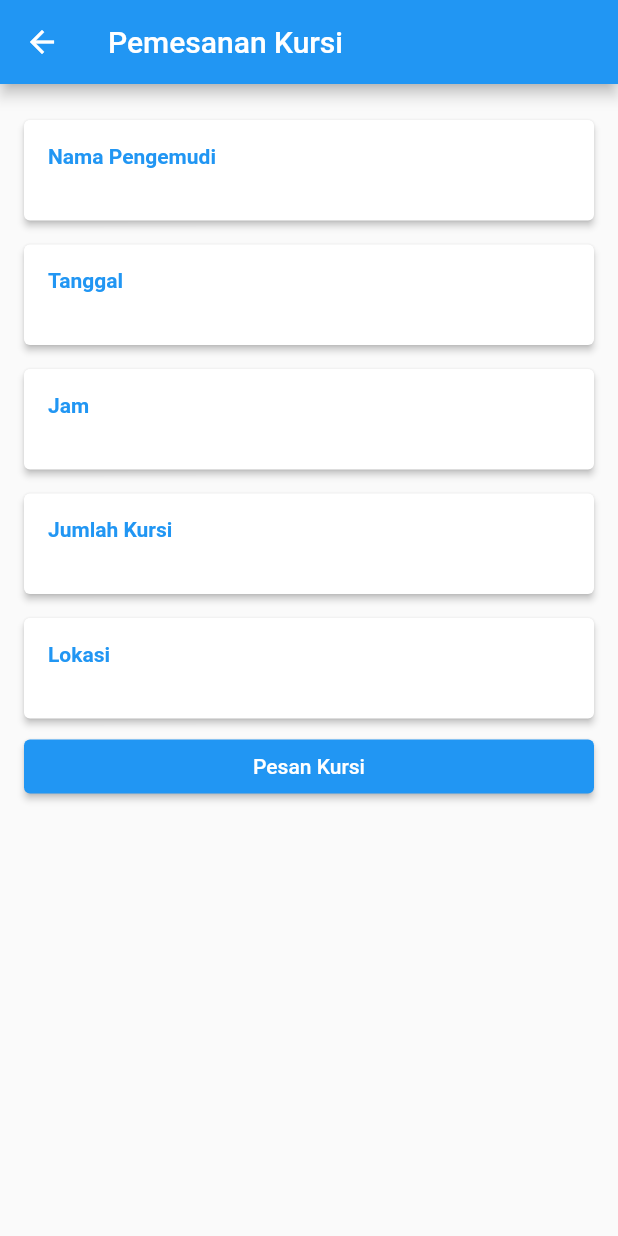
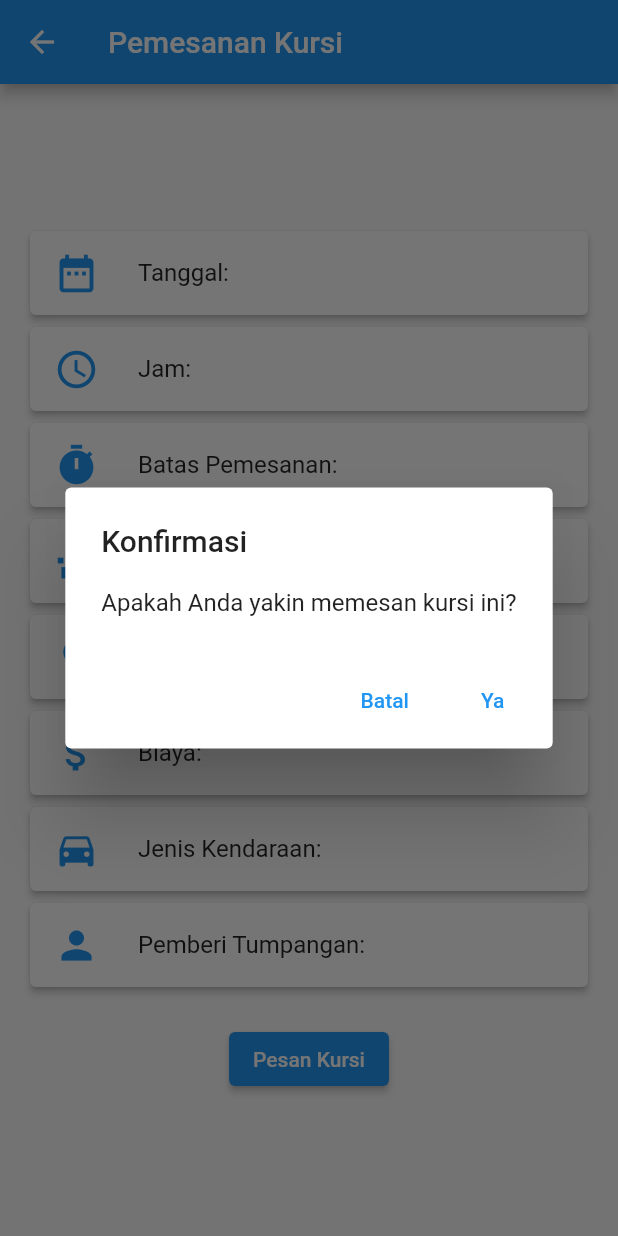
Before and after one commit to Aldiansyah03/Nebenk, a Flutter app: the PemesananKursiPage screen opened directly with empty values, after a tap on "Pesan Kursi", on a phone screen of 412 x 824 dp. Run offline on Flutter 3.47's test engine with Material 2 defaults, Android fonts, the phone set to English and light mode, and no system bars; our stand-ins replace cloud_firestore, firebase_auth, firebase_core, google_maps_flutter; missing offline and left inert: flutter_polyline_points; accounts and stored records are empty.

Commit message:
konfirmasi

```diff
--- a/lib/Pages/PemesananKursiPage.dart
+++ b/lib/Pages/PemesananKursiPage.dart
@@ -1,131 +1,101 @@
+import 'package:flutter/material.dart';
 import 'package:cloud_firestore/cloud_firestore.dart';
-import 'package:flutter/material.dart';
-import 'package:firebase_auth/firebase_auth.dart';
+import 'package:nebengk/konfirmasi/halamandatapenumpang.dart';
 
-class Trip {
-  String user;
-  String vehicleType;
-  int seatCount;
-  String cost;
-  String details;
-  String deadline;
-  String date;
-  String time;
+class PemesananKursiPage extends StatelessWidget {
+  final String date;
+  final String time;
+  final String deadline;
+  final String seatCount;
+  final String details;
+  final String cost;
+  final String vehicleType;
+  final String user;
 
-  Trip({
-    required this.user,
-    required this.vehicleType,
-    required this.seatCount,
-    required this.cost,
-    required this.details,
-    required this.deadline,
+  PemesananKursiPage({
     required this.date,
     required this.time,
+    required this.deadline,
+    required this.seatCount,
+    required this.details,
+    required this.cost,
+    required this.vehicleType,
+    required this.user,
   });
-
-  Map<String, dynamic> toMap() {
-    return {
-      'user': user,
-      'vehicleType': vehicleType,
-      'seatCount': seatCount,
-      'cost': cost,
-      'details': details,
-      'deadline': deadline,
-      'date': date,
-      'time': time,
-    };
-  }
-}
-
-class PemesananKursiPage extends StatelessWidget {
-  final String vehicleType;
-  final String seatCount;
-  final String cost;
-  final String details;
-  final String deadline;
-  final String date;
-  final String time;
-  final String bookedSeats;
-  final String user;
-
-  PemesananKursiPage(
-      {required this.vehicleType,
-      required this.seatCount,
-      required this.cost,
-      required this.details,
-      required this.deadline,
-      required this.date,
-      required this.time,
-      required this.bookedSeats,
-      required this.user});
 
   @override
   Widget build(BuildContext context) {
-    User? currentUser = FirebaseAuth.instance.currentUser;
-
     return Scaffold(
       appBar: AppBar(
-        title: Text('Pemesanan Kursi'),
-        backgroundColor: Colors.blue,
+        title: Text("Pemesanan Kursi"),
       ),
       body: Padding(
         padding: const EdgeInsets.all(16.0),
         child: Column(
-          crossAxisAlignment: CrossAxisAlignment.stretch,
+          crossAxisAlignment: CrossAxisAlignment.center,
+          mainAxisAlignment: MainAxisAlignment.center,
           children: [
-            _buildInfoCard('Nama Pengemudi', user),
-            _buildInfoCard('Tanggal', date),
-            _buildInfoCard('Jam', time),
-            _buildInfoCard('Jumlah Kursi', seatCount),
-            _buildInfoCard('Lokasi', details),
+            buildInfoItem("Tanggal", date, Icons.date_range),
+            buildInfoItem("Jam", time, Icons.access_time),
+            buildInfoItem("Batas Pemesanan", deadline, Icons.timer),
+            buildInfoItem("Jumlah Kursi Tersedia", seatCount, Icons.event_seat),
+            buildInfoItem("Lokasi", details, Icons.location_on),
+            buildInfoItem("Biaya", cost, Icons.attach_money),
+            buildInfoItem("Jenis Kendaraan", vehicleType, Icons.directions_car),
+            buildInfoItem("Pemberi Tumpangan", user, Icons.person),
+            SizedBox(height: 20),
             ElevatedButton(
-              onPressed: () async {
-                try {
-                  if (currentUser != null) {
-                    final trip = Trip(
-                      user: currentUser.displayName ?? 'User',
-                      vehicleType: vehicleType,
-                      seatCount: int.parse(seatCount),
-                      cost: cost,
-                      details: details,
-                      deadline: deadline,
-                      date: date,
-                      time: time,
-                    );
-
-                    await FirebaseFirestore.instance
-                        .collection('seat_bookings')
-                        .add(trip.toMap());
-
+              onPressed: () {
+                // Tampilkan popup konfirmasi
                 showDialog(
                   context: context,
                   builder: (BuildContext context) {
                     return AlertDialog(
-                          title: Text('Pemesanan Kursi'),
-                          content: Text(
-                            'Pemesanan kursi telah dilakukan. Tunggu konfirmasi dari pemberi tumpangan.',
-                          ),
+                      title: Text('Konfirmasi'),
+                      content: Text('Apakah Anda yakin memesan kursi ini?'),
                       actions: [
                         TextButton(
                           onPressed: () {
-                                Navigator.pop(context);
+                            Navigator.of(context).pop();
                           },
-                              child: Text('OK'),
+                          child: Text('Batal'),
+                        ),
+                        TextButton(
+                          onPressed: () async {
+                            // Tambahkan logika pemesanan kursi di sini
+                            // Anda dapat menggunakan Firebase untuk menyimpan data pemesanan
+                            // Misalnya, dapat menggunakan Firestore untuk menyimpan data pemesanan ke koleksi 'bookings'
+                            await FirebaseFirestore.instance
+                                .collection('bookings')
+                                .add({
+                              'date': date,
+                              'time': time,
+                              'seatCount': seatCount,
+                              'details': details,
+                              'cost': cost,
+                              'vehicleType': vehicleType,
+                              'user': user,
+                            });
+
+                            // Setelah pemesanan berhasil, arahkan ke halaman selanjutnya
+                            Navigator.of(context)
+                                .pop(); // Tutup dialog konfirmasi
+                            Navigator.push(
+                              context,
+                              MaterialPageRoute(
+                                builder: (context) => DataPenumpangPage(
+                                    idTrip: "your_trip_id_here", date: date),
+                              ),
+                            );
+                          },
+                          child: Text('Ya'),
                         ),
                       ],
                     );
                   },
                 );
-
-                    // Perform additional actions or navigate to another screen here
-                  } else {
-                    print('User not authenticated. Please log in.');
-                  }
-                } catch (e) {
-                  print('Error pemesanan kursi: $e');
-                }
               },
-              child: Text('Pesan Kursi'),
+              child: Text("Pesan Kursi"),
             ),
           ],
         ),
@@ -133,28 +103,12 @@ class PemesananKursiPage extends StatelessWidget {
     );
   }
 
-  Widget _buildInfoCard(String label, String value) {
+  Widget buildInfoItem(String label, String value, IconData icon) {
     return Card(
       elevation: 2,
-      margin: EdgeInsets.symmetric(vertical: 8),
-      child: Padding(
-        padding: const EdgeInsets.all(16.0),
-        child: Column(
-          crossAxisAlignment: CrossAxisAlignment.start,
-          children: [
-            Text(
-              label,
-              style: TextStyle(
-                color: Colors.blue,
-                fontWeight: FontWeight.bold,
-              ),
-            ),
-            Text(
-              value,
-              style: TextStyle(fontSize: 16),
-            ),
-          ],
-        ),
+      child: ListTile(
+        leading: Icon(icon, size: 30, color: Colors.blue),
+        title: Text("$label: $value"),
       ),
     );
   }
```
Also changed, not shown: lib/Pages/HalamanHasilInput.dart (+11 -26 lines), lib/Pages/penumpang.dart (+5 -13 lines), lib/konfirmasi/halamandatapenumpang.dart (added, +95 -0 lines), lib/konfirmasi/konfirmasipenumpang.dart (+53 -53 lines). Lines whose indentation alone changed are shown as unchanged.
